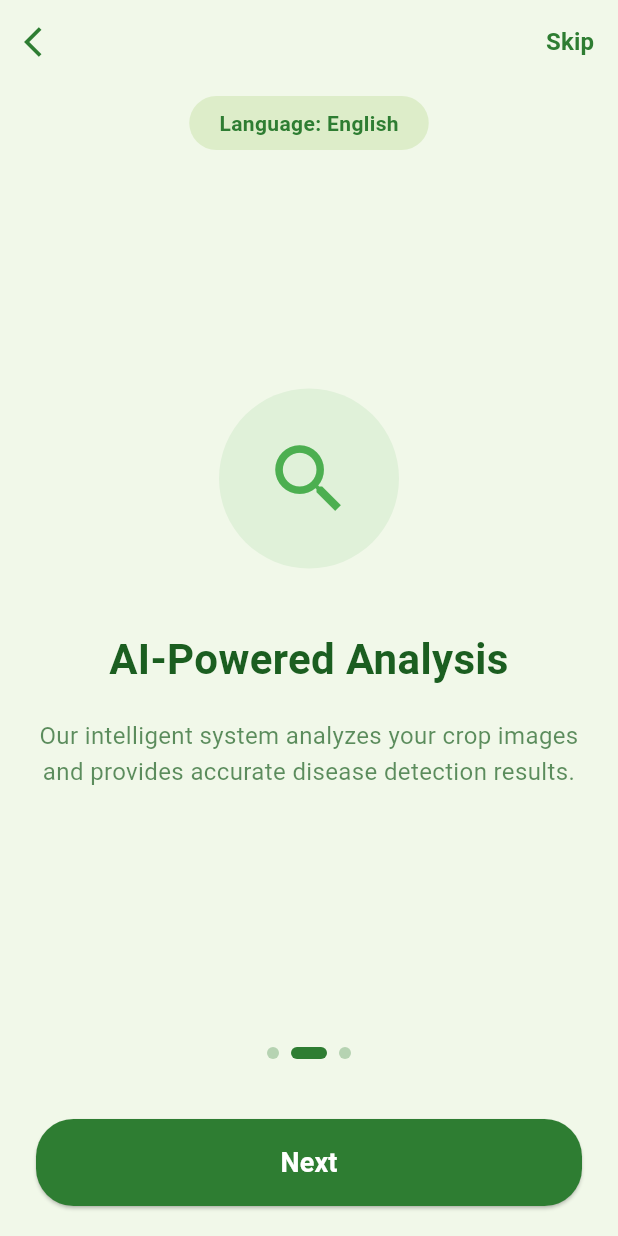
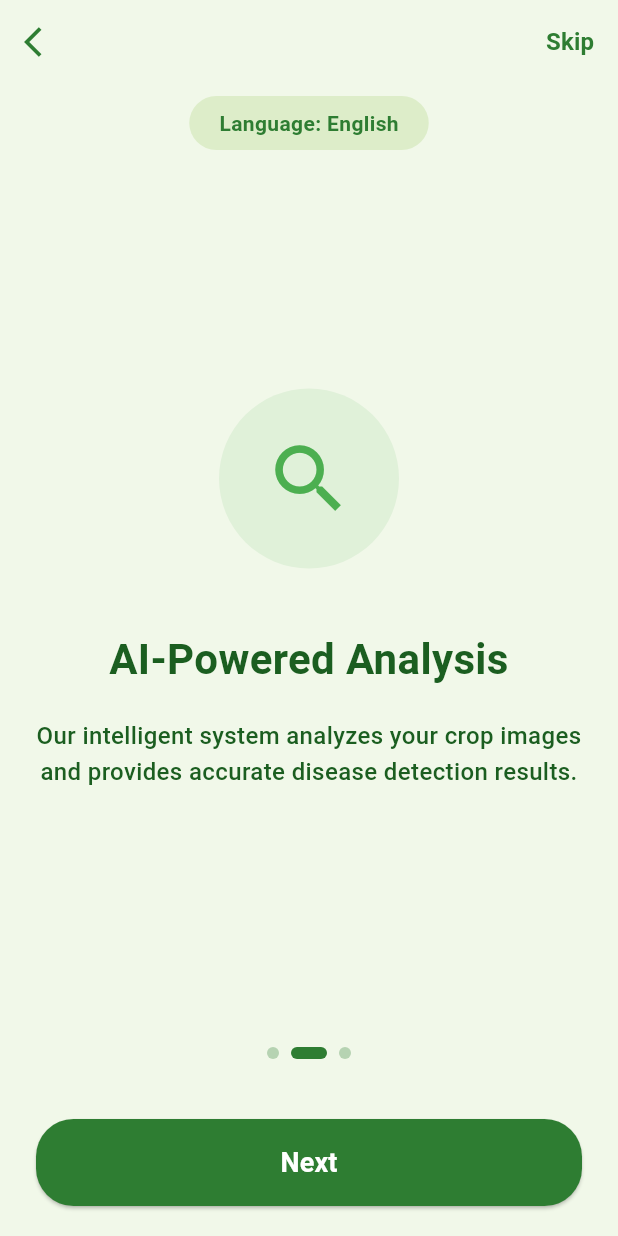
Before and after one commit to Cascasemi/dua_apomden, a Flutter app: the OnboardingScreen screen opened directly, after a tap on "Next", on a phone screen of 412 x 824 dp. Run offline on Flutter 3.47's test engine with Material 3 defaults, Android fonts, the phone set to English and light mode, and no system bars; our stand-ins replace audioplayers, flutter_tts, shared_preferences; accounts and stored records are empty.

Commit message:
tts added for pages with languages

```diff
--- a/lib/screens/get_started_screen.dart
+++ b/lib/screens/get_started_screen.dart
@@ -75,7 +75,7 @@ class _GetStartedScreenState extends State<GetStartedScreen> with SingleTickerPr
         children: [
           // Background Image
           Image.asset(
-            'assets/images/backlogo.jpg', // Update to your background image path
+            'assets/images/backlogo2dua.png', // Update to your background image path
             fit: BoxFit.cover,
             width: double.infinity,
             height: double.infinity,
--- a/lib/screens/onboarding_screen.dart
+++ b/lib/screens/onboarding_screen.dart
@@ -1,5 +1,7 @@
 import 'package:flutter/material.dart';
 import 'package:shared_preferences/shared_preferences.dart';
+import 'package:flutter_tts/flutter_tts.dart';
+import 'package:audioplayers/audioplayers.dart';
 
 class OnboardingScreen extends StatefulWidget {
   const OnboardingScreen({super.key});
@@ -12,6 +14,9 @@ class _OnboardingScreenState extends State<OnboardingScreen> {
   String selectedLanguage = '';
   PageController _pageController = PageController();
   int currentPage = 0;
+  late FlutterTts flutterTts;
+  late AudioPlayer audioPlayer;
+  bool isSpeaking = false;
 
   final List<OnboardingPageData> onboardingPages = [
     OnboardingPageData(
@@ -41,18 +46,53 @@ class _OnboardingScreenState extends State<OnboardingScreen> {
   void initState() {
     super.initState();
     _loadSelectedLanguage();
+    _initializeTtsAndAudio();
   }
 
   @override
   void dispose() {
     _pageController.dispose();
+    flutterTts.stop();
+    audioPlayer.dispose();
     super.dispose();
+  }
+
+  Future<void> _initializeTtsAndAudio() async {
+    flutterTts = FlutterTts();
+    audioPlayer = AudioPlayer();
+
+    // Configure TTS
+    await flutterTts.setLanguage("en-US");
+    await flutterTts.setSpeechRate(0.5);
+    await flutterTts.setVolume(0.8);
+    await flutterTts.setPitch(1.0);
+
+    // Set TTS completion callback
+    flutterTts.setCompletionHandler(() {
+      setState(() {
+        isSpeaking = false;
+      });
+    });
+
+    flutterTts.setErrorHandler((msg) {
+      setState(() {
+        isSpeaking = false;
+      });
+      print('TTS Error: $msg');
+    });
   }
 
   Future<void> _loadSelectedLanguage() async {
     final prefs = await SharedPreferences.getInstance();
     setState(() {
       selectedLanguage = prefs.getString('languageselection') ?? 'English';
+    });
+
+    // Start TTS/audio for the first page after language is loaded
+    Future.delayed(Duration(milliseconds: 500), () {
+      if (mounted) {
+        _handlePageChange(0);
+      }
     });
   }
 
@@ -78,6 +118,60 @@ class _OnboardingScreenState extends State<OnboardingScreen> {
   void _finishOnboarding() {
     // TODO: Navigate to main app
     print('Onboarding finished - Navigate to main app');
+  }
+
+  Future<void> _speakDescription(String description) async {
+    if (selectedLanguage == 'English' && !isSpeaking) {
+      setState(() {
+        isSpeaking = true;
+      });
+      await flutterTts.speak(description);
+    }
+  }
+
+  Future<void> _playEweAudio() async {
+    if (selectedLanguage == 'Ewe') {
+      try {
+        await audioPlayer.play(AssetSource('audio/eweexplain.mp3'));
+      } catch (e) {
+        print('Error playing Ewe audio: $e');
+      }
+    }
+  }
+
+  Future<void> _stopAllAudio() async {
+    if (isSpeaking) {
+      await flutterTts.stop();
+      setState(() {
+        isSpeaking = false;
+      });
+    }
+    await audioPlayer.stop();
+  }
+
+  void _handlePageChange(int page) async {
+    // Stop any ongoing audio/TTS when changing pages
+    await _stopAllAudio();
+
+    setState(() {
+      currentPage = page;
+    });
+
+    // Handle audio/TTS for the new page
+    final pageData = onboardingPages[page];
+
+    if (selectedLanguage == 'English') {
+      // Use TTS for English
+      _speakDescription(pageData.description);
+    } else if (selectedLanguage == 'Ewe') {
+      if (page == 0) {
+        // Play Ewe audio for first page after 1 second delay
+        Future.delayed(Duration(seconds: 1), () {
+          _playEweAudio();
+        });
+      }
+      // TODO: Add audio for other pages when files are uploaded
+    }
   }
 
   @override
@@ -138,9 +232,7 @@ class _OnboardingScreenState extends State<OnboardingScreen> {
             child: PageView.builder(
               controller: _pageController,
               onPageChanged: (int page) {
-                setState(() {
-                  currentPage = page;
-                });
+                _handlePageChange(page);
               },
               itemCount: onboardingPages.length,
               itemBuilder: (context, index) {
@@ -277,8 +369,13 @@ class _OnboardingScreenState extends State<OnboardingScreen> {
                       pageData.description,
                       style: TextStyle(
                         fontSize: 16,
-                        color: Colors.grey[600],
+                        color: isSpeaking && selectedLanguage == 'English'
+                            ? pageData.color.withOpacity(0.8)
+                            : Colors.grey[600],
                         height: 1.5,
+                        fontWeight: isSpeaking && selectedLanguage == 'English'
+                            ? FontWeight.w500
+                            : FontWeight.normal,
                       ),
                       textAlign: TextAlign.center,
                     ),
@@ -327,8 +424,13 @@ class _OnboardingScreenState extends State<OnboardingScreen> {
               pageData.description,
               style: TextStyle(
                 fontSize: 16,
-                color: Color(0xFF1B5E20).withOpacity(0.7),
+                color: isSpeaking && selectedLanguage == 'English'
+                    ? Color(0xFF1B5E20)
+                    : Color(0xFF1B5E20).withOpacity(0.7),
                 height: 1.5,
+                fontWeight: isSpeaking && selectedLanguage == 'English'
+                    ? FontWeight.w500
+                    : FontWeight.normal,
               ),
               textAlign: TextAlign.center,
             ),
--- a/pubspec.yaml
+++ b/pubspec.yaml
@@ -37,6 +37,7 @@ dependencies:
   cupertino_icons: ^1.0.8
   audioplayers: ^5.2.1
   shared_preferences: ^2.2.2
+  flutter_tts: ^4.0.2
 
 dev_dependencies:
   flutter_test:
@@ -62,9 +63,10 @@ flutter:
 
   # To add assets to your application, add an assets section, like this:
   assets:
-     - assets/images/backlogo.jpg
+     - assets/images/backlogo2dua.png
      - assets/images/farmerlady.jpg
      - assets/audio/language_instructions.mp3
+     - assets/audio/eweexplain.mp3
   #   - images/a_dot_ham.jpeg
 
   # An image asset can refer to one or more resolution-specific "variants", see
```
Also changed, not shown: assets/images/backlogo2dua.png (added), pubspec.lock, 4 other files.
